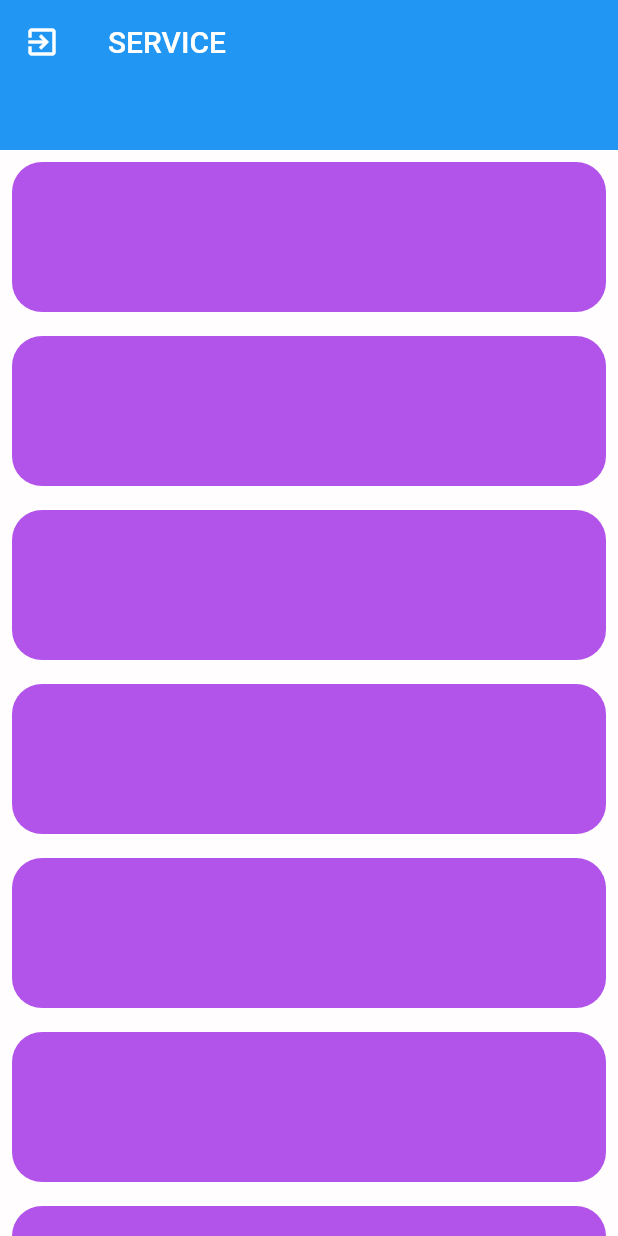
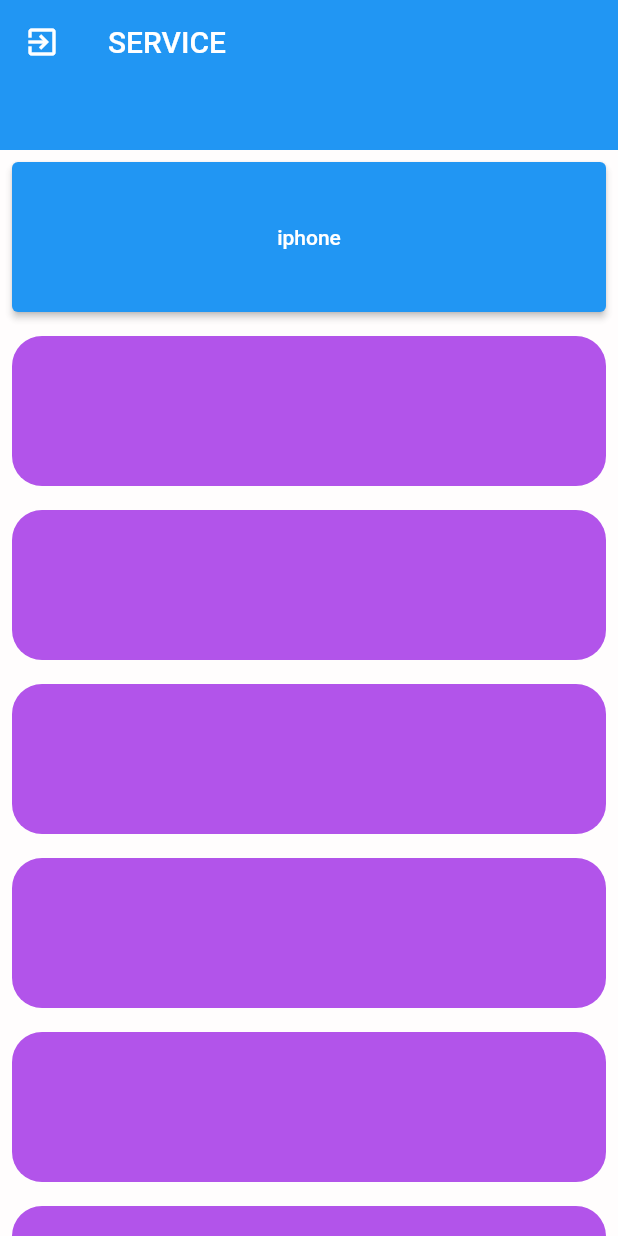
Before and after one commit to dawirashid/silverappbar_demo, a Flutter app: the screen it shows after launch, on a phone screen of 412 x 824 dp. Run offline on Flutter 3.47's test engine with Material 2 defaults, Android fonts, the phone set to English and light mode, and no system bars.

```diff
--- a/lib/homepage.dart
+++ b/lib/homepage.dart
@@ -1,4 +1,5 @@
 import 'package:flutter/material.dart';
+import 'servicepage.dart';
 
 class MyHomePage extends StatefulWidget {
   const MyHomePage({Key? key}) : super(key: key);
@@ -29,6 +30,16 @@ class _MyHomePageState extends State<MyHomePage> {
               child: Container(
                 height: 100,
                 width: 100,
+                child: ElevatedButton(
+                    onPressed: () {
+                      Navigator.push(
+                        context,
+                        MaterialPageRoute(
+                            builder: (context) => const ServicePage()),
+                      );
+                    },
+                    child: const Text('iphone')),
+
                 // color: const Color(0xffb254ea),
                 decoration: BoxDecoration(
                   borderRadius: BorderRadius.circular(20),
@@ -38,45 +49,6 @@ class _MyHomePageState extends State<MyHomePage> {
             ),
           ),
           SliverToBoxAdapter(
-            child: Padding(
-              padding: const EdgeInsets.all(8.0),
-              child: Container(
-                height: 100,
-                width: 100,
-                // color: const Color(0xffb254ea),
-                decoration: BoxDecoration(
-                  borderRadius: BorderRadius.circular(20),
-                  color: const Color(0xffb254ea),
-                ),
-              ),
-            ),
-          ),SliverToBoxAdapter(
-            child: Padding(
-              padding: const EdgeInsets.all(8.0),
-              child: Container(
-                height: 100,
-                width: 100,
-                // color: const Color(0xffb254ea),
-                decoration: BoxDecoration(
-                  borderRadius: BorderRadius.circular(20),
-                  color: const Color(0xffb254ea),
-                ),
-              ),
-            ),
-          ),SliverToBoxAdapter(
-            child: Padding(
-              padding: const EdgeInsets.all(8.0),
-              child: Container(
-                height: 100,
-                width: 100,
-                // color: const Color(0xffb254ea),
-                decoration: BoxDecoration(
-                  borderRadius: BorderRadius.circular(20),
-                  color: const Color(0xffb254ea),
-                ),
-              ),
-            ),
-          ),SliverToBoxAdapter(
             child: Padding(
               padding: const EdgeInsets.all(8.0),
               child: Container(
@@ -117,7 +89,8 @@ class _MyHomePageState extends State<MyHomePage> {
                 ),
               ),
             ),
-          ),SliverToBoxAdapter(
+          ),
+          SliverToBoxAdapter(
             child: Padding(
               padding: const EdgeInsets.all(8.0),
               child: Container(
@@ -130,7 +103,8 @@ class _MyHomePageState extends State<MyHomePage> {
                 ),
               ),
             ),
-          ),SliverToBoxAdapter(
+          ),
+          SliverToBoxAdapter(
             child: Padding(
               padding: const EdgeInsets.all(8.0),
               child: Container(
@@ -143,7 +117,50 @@ class _MyHomePageState extends State<MyHomePage> {
                 ),
               ),
             ),
-          ),SliverToBoxAdapter(
+          ),
+          SliverToBoxAdapter(
+            child: Padding(
+              padding: const EdgeInsets.all(8.0),
+              child: Container(
+                height: 100,
+                width: 100,
+                // color: const Color(0xffb254ea),
+                decoration: BoxDecoration(
+                  borderRadius: BorderRadius.circular(20),
+                  color: const Color(0xffb254ea),
+                ),
+              ),
+            ),
+          ),
+          SliverToBoxAdapter(
+            child: Padding(
+              padding: const EdgeInsets.all(8.0),
+              child: Container(
+                height: 100,
+                width: 100,
+                // color: const Color(0xffb254ea),
+                decoration: BoxDecoration(
+                  borderRadius: BorderRadius.circular(20),
+                  color: const Color(0xffb254ea),
+                ),
+              ),
+            ),
+          ),
+          SliverToBoxAdapter(
+            child: Padding(
+              padding: const EdgeInsets.all(8.0),
+              child: Container(
+                height: 100,
+                width: 100,
+                // color: const Color(0xffb254ea),
+                decoration: BoxDecoration(
+                  borderRadius: BorderRadius.circular(20),
+                  color: const Color(0xffb254ea),
+                ),
+              ),
+            ),
+          ),
+          SliverToBoxAdapter(
             child: Padding(
               padding: const EdgeInsets.all(8.0),
               child: Container(
```
